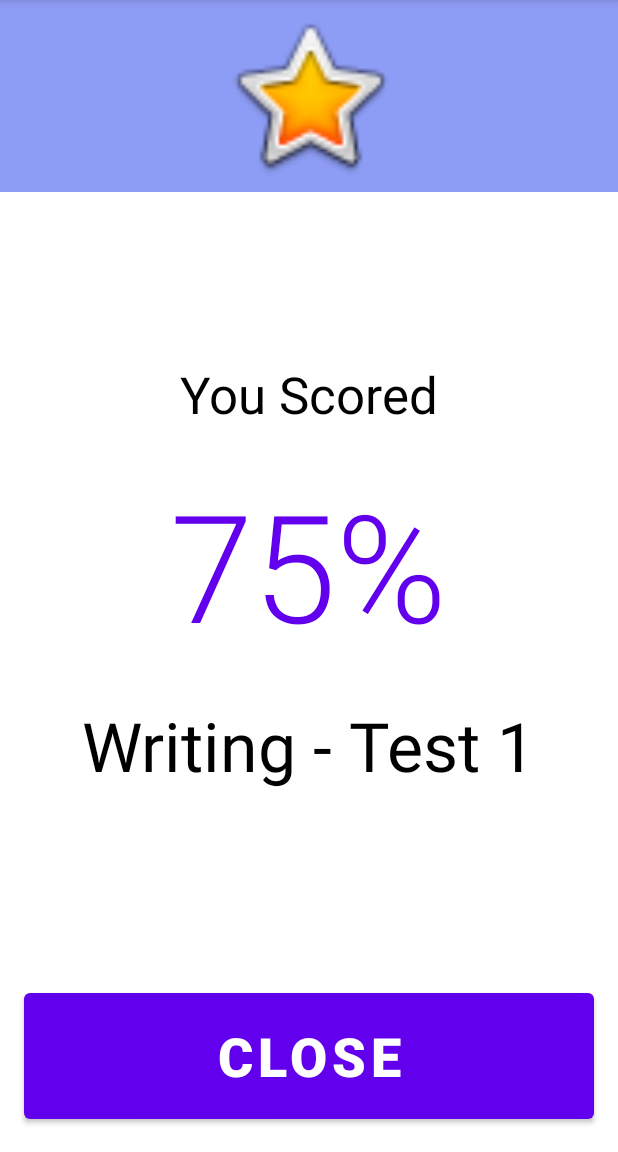
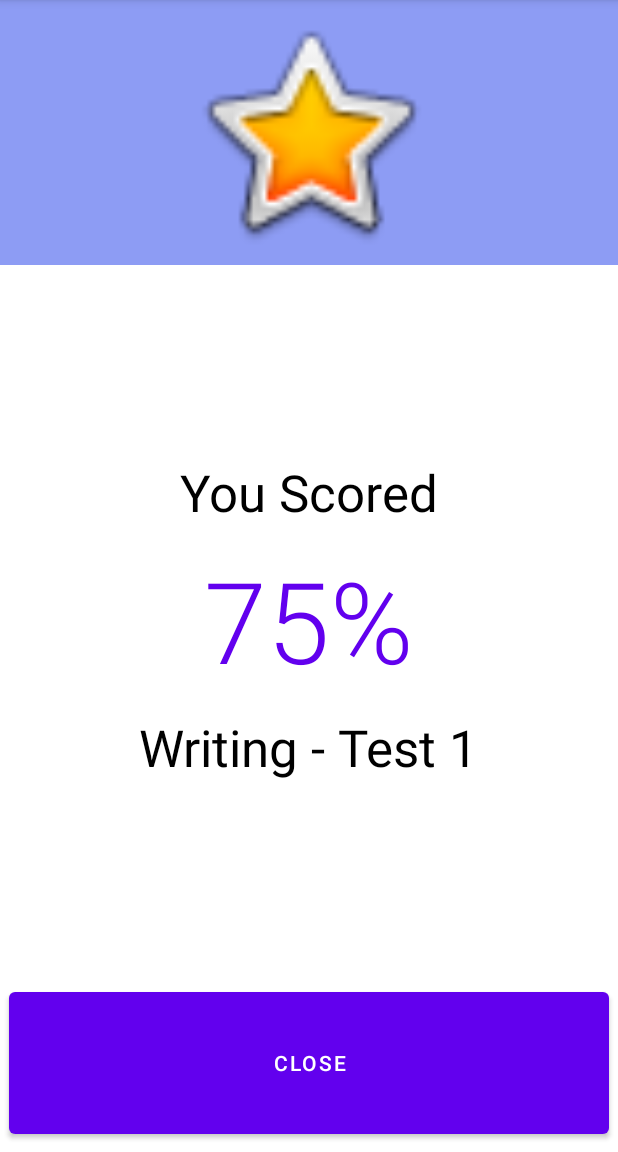
Before and after one commit to joakimljunglin/DVA232-ProjectGroup4, an Android app: the fragment example6Fragment shown on its own in the app's theme, on a phone screen of 412 x 824 dp, the part 84-1236 px from its top. Run offline under Robolectric (Android 15) with nearby library versions, the phone set to English and light mode, and no system bars.

Commit message:
Fixed responsive issues with button + adjusted sizes and proportions

```diff
--- a/app/src/main/res/layout-land/fragment_example6.xml
+++ b/app/src/main/res/layout-land/fragment_example6.xml
@@ -10,7 +10,7 @@
     <RelativeLayout
         android:layout_width="match_parent"
         android:layout_height="0dp"
-        android:layout_weight="0.3"
+        android:layout_weight="0.6"
         android:gravity="center">
 
         <View
@@ -49,8 +49,7 @@
                 android:layout_height="wrap_content"
                 android:text="@string/result_youscored"
                 android:textAppearance="@style/TextAppearance.AppCompat.Display1"
-                android:textColor="@color/black"
-                android:textSize="34sp" />
+                android:textColor="@color/black" />
 
             <TextView
                 android:id="@+id/result_TestScore"
@@ -59,7 +58,7 @@
                 android:text="@string/resultpercentage_example"
                 android:textAppearance="@style/TextAppearance.AppCompat.Display4"
                 android:textColor="@color/purple_500"
-                android:textSize="80sp" />
+                android:textSize="50sp" />
 
         </LinearLayout>
 
@@ -76,7 +75,7 @@
                 android:layout_height="wrap_content"
                 android:layout_margin="12dp"
                 android:text="@string/result_activityname"
-                android:textAppearance="@style/TextAppearance.AppCompat.Display2"
+                android:textAppearance="@style/TextAppearance.AppCompat.Display1"
                 android:textColor="@color/black" />
         </LinearLayout>
 
@@ -91,14 +90,11 @@
 
         <Button
             android:id="@+id/result_CloseButton"
-            android:layout_width="wrap_content"
+            android:layout_width="match_parent"
             android:layout_height="match_parent"
+            android:layout_margin="6dp"
             android:fitsSystemWindows="false"
-            android:paddingLeft="60dp"
-            android:paddingRight="60dp"
-            android:text="@string/close_button"
-            android:textSize="30sp"
-            android:textStyle="bold" />
+            android:text="@string/close_button" />
     </LinearLayout>
 
 </LinearLayout>
--- a/app/src/main/res/layout/fragment_example6.xml
+++ b/app/src/main/res/layout/fragment_example6.xml
@@ -5,12 +5,13 @@
     android:layout_width="match_parent"
     android:layout_height="match_parent"
     android:orientation="vertical"
+    app:layout_insetEdge="none"
     tools:context=".ui.example6.example6Fragment">
 
     <RelativeLayout
         android:layout_width="match_parent"
         android:layout_height="0dp"
-        android:layout_weight="1"
+        android:layout_weight="1.5"
         android:gravity="center">
 
         <View
@@ -40,7 +41,7 @@
             android:id="@+id/result_YouScored"
             android:layout_width="wrap_content"
             android:layout_height="wrap_content"
-            android:layout_margin="12dp"
+            android:layout_margin="6dp"
             android:text="@string/result_youscored"
             android:textAppearance="@style/TextAppearance.AppCompat.Display1"
             android:textColor="@color/black" />
@@ -49,19 +50,19 @@
             android:id="@+id/result_TestScore"
             android:layout_width="wrap_content"
             android:layout_height="wrap_content"
-            android:layout_margin="12dp"
+            android:layout_margin="6dp"
             android:text="@string/resultpercentage_example"
             android:textAppearance="@style/TextAppearance.AppCompat.Display4"
             android:textColor="@color/purple_500"
-            android:textSize="100sp" />
+            android:textSize="75sp" />
 
         <TextView
             android:id="@+id/result_TestName"
             android:layout_width="wrap_content"
             android:layout_height="wrap_content"
-            android:layout_margin="12dp"
+            android:layout_margin="6dp"
             android:text="@string/result_activityname"
-            android:textAppearance="@style/TextAppearance.AppCompat.Display2"
+            android:textAppearance="@style/TextAppearance.AppCompat.Display1"
             android:textColor="@color/black" />
 
     </LinearLayout>
@@ -75,13 +76,12 @@
 
         <Button
             android:id="@+id/result_CloseButton"
+            style="@style/Widget.MaterialComponents.Button"
             android:layout_width="match_parent"
             android:layout_height="match_parent"
-            android:layout_margin="16dp"
+            android:layout_margin="6dp"
             android:fitsSystemWindows="false"
-            android:text="@string/close_button"
-            android:textSize="36sp"
-            android:textStyle="bold" />
+            android:text="@string/close_button" />
     </LinearLayout>
 
 </LinearLayout>
```
